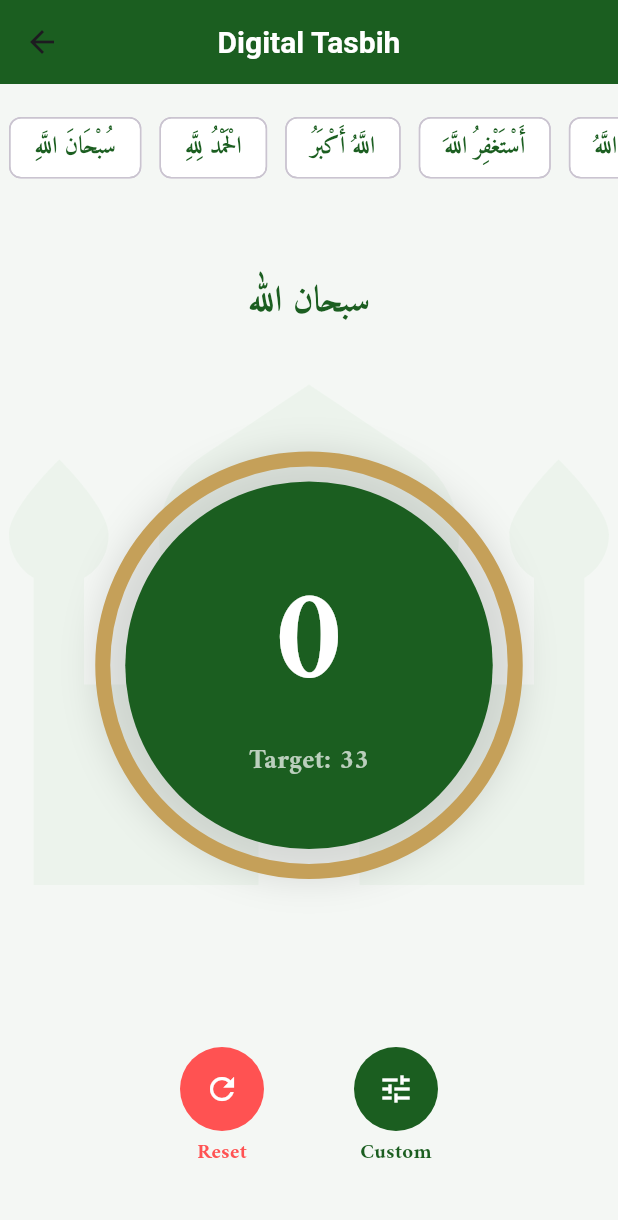
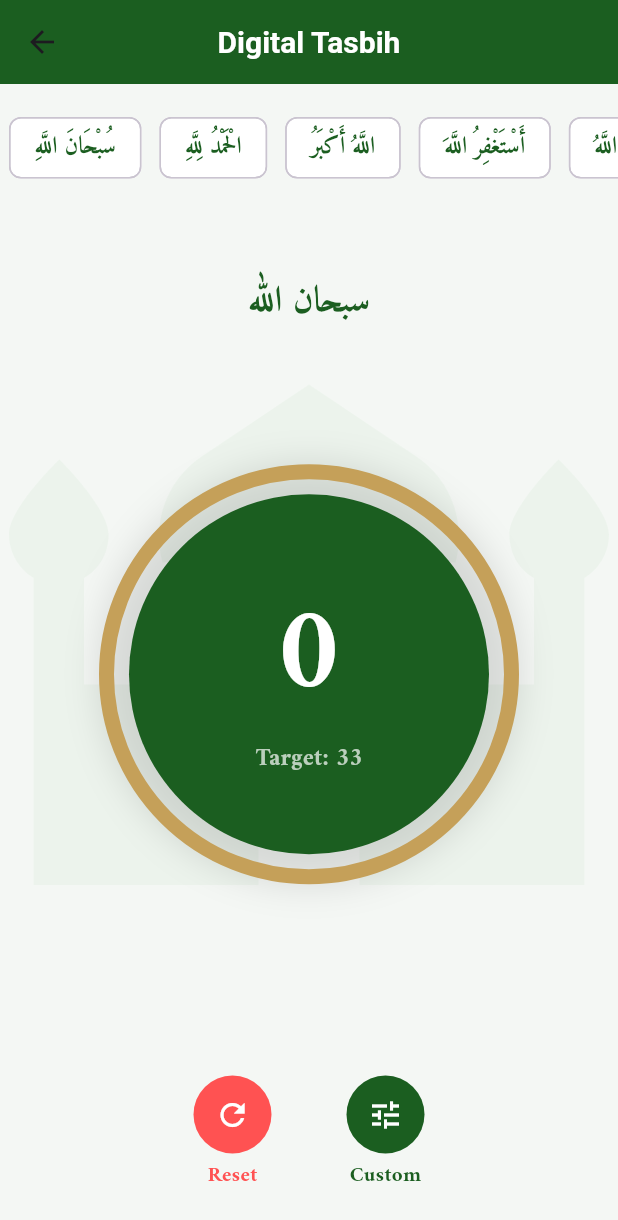
Before and after one commit to HASANALBANNA2024/holy_quran, a Flutter app: the HomeScreen screen opened directly, scrolled down 254 dp, after a tap on the "menu" icon, after a tap on "Tasbih Counter", on a phone screen of 412 x 824 dp. Shown: the top 1220 px of the screen. Run offline on Flutter 3.47's test engine with Material 3 defaults, Android fonts, the light colour scheme and no system bars; our stand-ins replace adhan, geolocator, in_app_review, just_audio, package_info_plus, share_plus and 1 more; accounts and stored records are empty.

Commit message:
some feature add

```diff
--- a/lib/screens/home_screen.dart
+++ b/lib/screens/home_screen.dart
@@ -160,7 +160,7 @@ class _HomeScreenState extends State<HomeScreen> {
                     indicatorWeight: 3,
                     tabs: const [
                       Tab(text: "Surah"),
-                      Tab(text: "Juz"),
+                      // Tab(text: "Juz"),
                       Tab(text: "Settings"),
                     ],
                   ),
@@ -171,7 +171,7 @@ class _HomeScreenState extends State<HomeScreen> {
           body: TabBarView(
             children: [
               _buildSurahListWithApi(),
-              _buildJuzList(),
+              // _buildJuzList(),
               _buildSettingsList(),
             ],
           ),
@@ -271,22 +271,22 @@ class _HomeScreenState extends State<HomeScreen> {
       },
     );
   }
-
-  Widget _buildJuzList() {
-    return ListView.builder(
-      padding: const EdgeInsets.all(20),
-      itemCount: 30,
-      itemBuilder: (context, index) => ListTile(
-        leading: CircleAvatar(
-          backgroundColor: Colors.green[50],
-          child: Text("${index + 1}"),
-        ),
-        title: Text("Juz ${index + 1}"),
-        subtitle: const Text("Starts from Surah details..."),
-        trailing: const Icon(Icons.arrow_forward_ios, size: 14),
-      ),
-    );
-  }
+ // Future Feature Add
+  // Widget _buildJuzList() {
+  //   return ListView.builder(
+  //     padding: const EdgeInsets.all(20),
+  //     itemCount: 30,
+  //     itemBuilder: (context, index) => ListTile(
+  //       leading: CircleAvatar(
+  //         backgroundColor: Colors.green[50],
+  //         child: Text("${index + 1}"),
+  //       ),
+  //       title: Text("Juz ${index + 1}"),
+  //       subtitle: const Text("Starts from Surah details..."),
+  //       trailing: const Icon(Icons.arrow_forward_ios, size: 14),
+  //     ),
+  //   );
+  // }
 
   Widget _buildSettingsList() {
     return ListView(
--- a/lib/screens/tasbih_screen.dart
+++ b/lib/screens/tasbih_screen.dart
@@ -64,7 +64,6 @@ class _TasbihScreenState extends State<TasbihScreen> {
       ),
       body: Stack(
         children: [
-          // ✅ Islamic Vibe Background Icon
           const Center(
             child: Opacity(
               opacity: 0.04,
@@ -72,10 +71,17 @@ class _TasbihScreenState extends State<TasbihScreen> {
             ),
           ),
 
-          Column(
+          // ✅ লজিক আপডেট: LayoutBuilder ব্যবহার করা হয়েছে যাতে বড় বা ছোট সব স্ক্রিনে ফিট হয়
+          LayoutBuilder(
+            builder: (context, constraints) {
+              return SingleChildScrollView(
+                child: ConstrainedBox(
+                  constraints: BoxConstraints(minHeight: constraints.maxHeight),
+                  child: IntrinsicHeight(
+                    child: Column(
                       children: [
                         const SizedBox(height: 15),
-              // ✅ Animated Scrolling Short Names
+                        // ✅ নাম স্ক্রলিং এরিয়া
                         SizedBox(
                           height: 55,
                           child: ListView.builder(
@@ -103,7 +109,7 @@ class _TasbihScreenState extends State<TasbihScreen> {
 
                         const SizedBox(height: 25),
 
-              // ✅ Full Dhikr Display Area
+                        // ✅ জিকির ডিসপ্লে এরিয়া
                         Container(
                           padding: const EdgeInsets.symmetric(horizontal: 25),
                           height: 100,
@@ -123,7 +129,7 @@ class _TasbihScreenState extends State<TasbihScreen> {
 
                         const Spacer(),
 
-              // ✅ Counter UI (Color Changes on Complete)
+                        // ✅ কাউন্টার সার্কেল
                         GestureDetector(
                           onTap: () => tasbih.increment(),
                           child: Stack(
@@ -131,7 +137,7 @@ class _TasbihScreenState extends State<TasbihScreen> {
                             children: [
                               AnimatedContainer(
                                 duration: const Duration(milliseconds: 300),
-                      width: 285, height: 285,
+                                width: 280, height: 280, // সামান্য ছোট করা হয়েছে ট্যাবের সেফটির জন্য
                                 decoration: BoxDecoration(
                                   shape: BoxShape.circle,
                                   border: Border.all(
@@ -143,7 +149,7 @@ class _TasbihScreenState extends State<TasbihScreen> {
                               ),
                               AnimatedContainer(
                                 duration: const Duration(milliseconds: 300),
-                      width: 245, height: 245,
+                                width: 240, height: 240,
                                 decoration: BoxDecoration(
                                     color: isCompleted ? const Color(0xFFD32F2F) : const Color(0xFF1B5E20),
                                     shape: BoxShape.circle
@@ -151,14 +157,13 @@ class _TasbihScreenState extends State<TasbihScreen> {
                                 child: Column(
                                   mainAxisAlignment: MainAxisAlignment.center,
                                   children: [
-                          Text("${tasbih.count}", style: const TextStyle(fontSize: 90, color: Colors.white, fontWeight: FontWeight.bold)),
-                          // ✅ Inside Target Text
+                                    Text("${tasbih.count}", style: const TextStyle(fontSize: 80, color: Colors.white, fontWeight: FontWeight.bold)),
                                     Text(
                                       isCompleted ? "Completed!" : (tasbih.target == 0 ? "Unlimited" : "Target: ${tasbih.target}"),
                                       style: TextStyle(
                                           color: isCompleted ? Colors.white : Colors.white70,
                                           fontWeight: isCompleted ? FontWeight.bold : FontWeight.normal,
-                                fontSize: 18
+                                          fontSize: 16
                                       ),
                                     ),
                                   ],
@@ -168,8 +173,9 @@ class _TasbihScreenState extends State<TasbihScreen> {
                           ),
                         ),
 
-              // ✅ Outside Message
                         const SizedBox(height: 20),
+
+                        // ✅ মাসআল্লাহ মেসেজ
                         AnimatedOpacity(
                           duration: const Duration(milliseconds: 500),
                           opacity: isCompleted ? 1.0 : 0.0,
@@ -181,26 +187,31 @@ class _TasbihScreenState extends State<TasbihScreen> {
                             ),
                             child: const Text(
                               "MashaAllah! Target Completed",
-                    style: TextStyle(color: Colors.redAccent, fontWeight: FontWeight.bold, fontSize: 18),
+                              style: TextStyle(color: Colors.redAccent, fontWeight: FontWeight.bold, fontSize: 16),
                             ),
                           ),
                         ),
 
                         const Spacer(),
 
-              // ✅ Bottom Buttons
+                        // ✅ বাটন এরিয়া (ট্যাবলেট বা ছোট ফোনে ওভারফ্লো রোধ করবে)
                         Padding(
-                padding: const EdgeInsets.only(bottom: 45),
+                          padding: const EdgeInsets.only(bottom: 30, top: 10),
                           child: Row(
                             mainAxisAlignment: MainAxisAlignment.center,
                             children: [
                               _bottomBtn(Icons.refresh, "Reset", Colors.redAccent, () => tasbih.reset()),
-                    const SizedBox(width: 60),
+                              const SizedBox(width: 50),
                               _bottomBtn(Icons.tune, "Custom", const Color(0xFF1B5E20), () => _showCustomSetup(context, tasbih)),
                             ],
                           ),
                         ),
                       ],
+                    ),
+                  ),
+                ),
+              );
+            },
           ),
         ],
       ),
@@ -212,15 +223,15 @@ class _TasbihScreenState extends State<TasbihScreen> {
       onTap: onTap,
       child: Column(
         children: [
-          CircleAvatar(backgroundColor: color, radius: 28, child: Icon(icon, color: Colors.white)),
+          CircleAvatar(backgroundColor: color, radius: 26, child: Icon(icon, color: Colors.white)),
           const SizedBox(height: 5),
-          Text(label, style: TextStyle(color: color, fontWeight: FontWeight.bold)),
+          Text(label, style: TextStyle(color: color, fontWeight: FontWeight.bold, fontSize: 14)),
         ],
       ),
     );
   }
 
-  // ✅ Custom Setup (Empty Fields & Quick Select)
+  // ✅ আপনার কাস্টম সেটআপ কোড (এটি হুবহু রাখা হয়েছে)
   void _showCustomSetup(BuildContext context, TasbihProvider provider) {
     final nameCtrl = TextEditingController();
     final targetCtrl = TextEditingController();
@@ -231,17 +242,17 @@ class _TasbihScreenState extends State<TasbihScreen> {
       shape: const RoundedRectangleBorder(borderRadius: BorderRadius.vertical(top: Radius.circular(30))),
       builder: (context) => Padding(
         padding: EdgeInsets.only(bottom: MediaQuery.of(context).viewInsets.bottom, left: 20, right: 20, top: 20),
+        child: SingleChildScrollView(
           child: Column(
             mainAxisSize: MainAxisSize.min,
             crossAxisAlignment: CrossAxisAlignment.start,
             children: [
               const Center(child: Text("Custom Counter Setup", style: TextStyle(fontSize: 22, fontWeight: FontWeight.bold))),
               const SizedBox(height: 25),
-
               const Text("Quick Select Dhikr:", style: TextStyle(fontWeight: FontWeight.bold,)),
               const SizedBox(height: 10),
               SizedBox(
-              height: 40,
+                height: 45,
                 child: ListView(
                   scrollDirection: Axis.horizontal,
                   children: provider.builtInDhikr.map((d) => Padding(
@@ -250,24 +261,20 @@ class _TasbihScreenState extends State<TasbihScreen> {
                       label: Text(
                         d['short'],
                         style: const TextStyle(
-                        fontFamily: 'QuranFont', // ✅ আপনার Amiri ফন্ট
+                          fontFamily: 'QuranFont',
                           fontSize: 18,
                           fontWeight: FontWeight.bold,
                           color: Color(0xFF1B5E20),
                         ),
                       ),
-                    onPressed: () {
-                      nameCtrl.text = d['full'];
-                    },
+                      onPressed: () => nameCtrl.text = d['full'],
                       backgroundColor: Colors.green.withOpacity(0.1),
                     ),
                   )).toList(),
                 ),
               ),
               TextField(controller: nameCtrl, decoration: const InputDecoration(labelText: "Dhikr / Doa Name", hintText: "Write your doa")),
-
               const SizedBox(height: 25),
-
               const Text("Quick Select Target:", style: TextStyle(fontWeight: FontWeight.bold)),
               const SizedBox(height: 10),
               Row(
@@ -279,7 +286,6 @@ class _TasbihScreenState extends State<TasbihScreen> {
                 )).toList(),
               ),
               TextField(controller: targetCtrl, keyboardType: TextInputType.number, decoration: const InputDecoration(labelText: "Target Number", hintText: "Set target")),
-
               const SizedBox(height: 30),
               ElevatedButton(
                 onPressed: () {
@@ -295,6 +301,7 @@ class _TasbihScreenState extends State<TasbihScreen> {
             ],
           ),
         ),
+      ),
     );
   }
 }
--- a/lib/widgets/about_us.dart
+++ b/lib/widgets/about_us.dart
@@ -229,9 +229,9 @@ class _AboutUsScreenState extends State<AboutUsScreen> {
     child: Row(
       mainAxisAlignment: MainAxisAlignment.center,
       children: [
-        _buildTeamMember(name: 'Abdullah', role: 'Lead Dev', icon: Icons.code),
+        _buildTeamMember(name: 'MD. Hasan Al Banna', role: 'Lead Dev', icon: Icons.code),
         const SizedBox(width: 40),
-        _buildTeamMember(name: 'Amina', role: 'Designer', icon: Icons.palette),
+        _buildTeamMember(name: 'Afsana Sultana', role: 'Designer', icon: Icons.palette),
       ],
     ),
   );
--- a/pubspec.yaml
+++ b/pubspec.yaml
@@ -38,7 +38,7 @@ dependencies:
   webview_flutter: ^4.4.2
   flutter_dotenv: ^5.1.0
   in_app_review: ^2.0.0
-  package_info_plus: ^4.0.0
+  package_info_plus: ^8.0.0
 
 
 
```
Also changed, not shown: pubspec.lock. Lines whose indentation alone changed are shown as unchanged.
